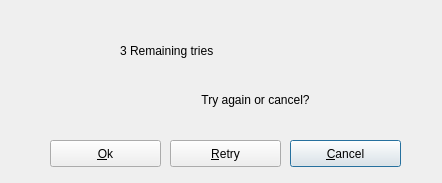
The window that pteid-mw-pt/_src/eidmw/dialogs/dialogsQTsrv/dlgWndBadPIN.ui (amagovpt/autenticacao.gov) describes before a commit, drawn with Qt 5.
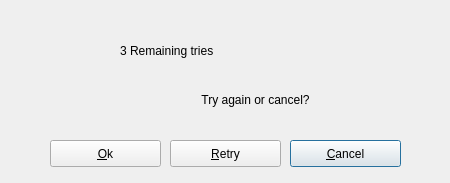
The same window after the commit.

Commit message: Make dlgWndBadPIN a bit wider

```diff
--- a/pteid-mw-pt/_src/eidmw/dialogs/dialogsQTsrv/dlgWndBadPIN.ui
+++ b/pteid-mw-pt/_src/eidmw/dialogs/dialogsQTsrv/dlgWndBadPIN.ui
@@ -6,7 +6,7 @@
    <rect>
     <x>0</x>
     <y>0</y>
-    <width>442</width>
+    <width>450</width>
     <height>183</height>
    </rect>
   </property>
@@ -18,7 +18,7 @@
     <rect>
      <x>0</x>
      <y>0</y>
-     <width>441</width>
+     <width>450</width>
      <height>181</height>
     </rect>
    </property>
@@ -27,7 +27,7 @@
      <rect>
       <x>120</x>
       <y>30</y>
-      <width>281</width>
+      <width>290</width>
       <height>41</height>
      </rect>
     </property>
```
